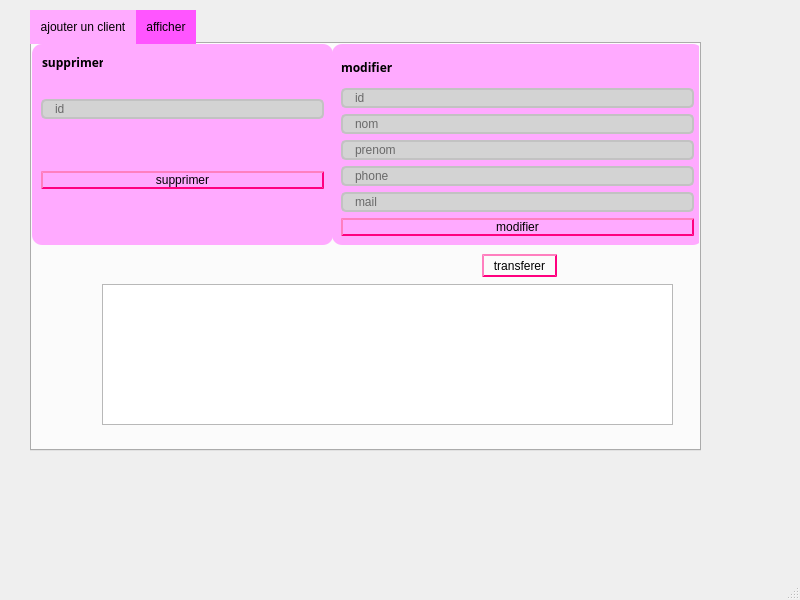
Before: the Qt Designer form mainwindow.ui in nourheneee/Smart_Recruting_Help_Centre_2A20, drawn with Qt 5.
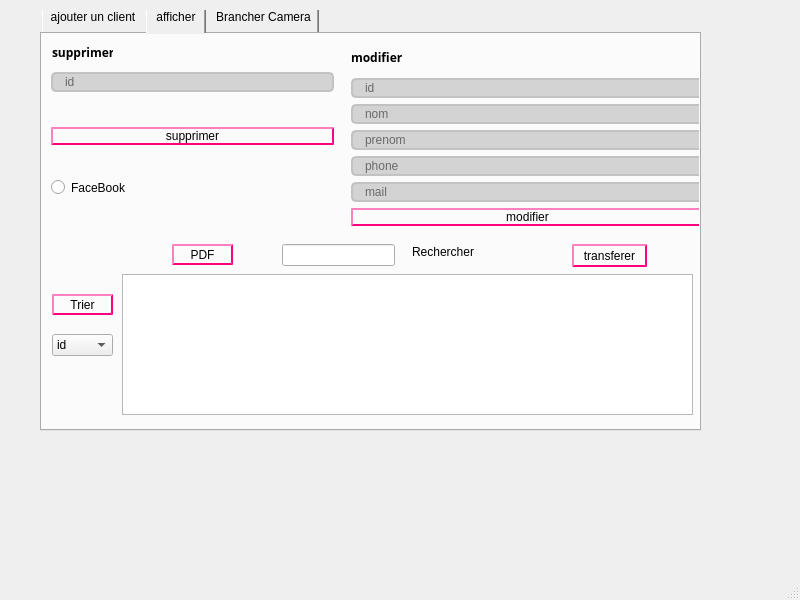
After: the same form once the commit is applied. The open tabs and pages were chosen to show the change.

What changed in the file:
```diff
--- a/mainwindow.ui
+++ b/mainwindow.ui
@@ -70,10 +70,10 @@
      <widget class="QTabWidget" name="tabWidget_client">
       <property name="geometry">
        <rect>
-        <x>0</x>
-        <y>0</y>
-        <width>671</width>
-        <height>441</height>
+        <x>10</x>
+        <y>-10</y>
+        <width>661</width>
+        <height>431</height>
        </rect>
       </property>
       <property name="cursor">
@@ -85,13 +85,12 @@
  }
 
  QTabBar::tab {
-   background-color: rgb(255, 170, 255);
   color: black;
   padding: 10px;
  }
 
  QTabBar::tab:selected {
-background:rgb(255, 85, 255);
+
  }
 QTabBar::tab:hover {
 background-color: rgb(255, 170, 255);
@@ -301,7 +300,7 @@
          </rect>
         </property>
         <property name="styleSheet">
-         <string notr="true">  background:rgb(255, 170, 255);
+         <string notr="true">
 border-radius: 10px;
 </string>
         </property>
@@ -366,6 +365,13 @@
            </property>
           </widget>
          </item>
+         <item>
+          <widget class="QRadioButton" name="radioButton">
+           <property name="text">
+            <string>FaceBook</string>
+           </property>
+          </widget>
+         </item>
         </layout>
        </widget>
        <widget class="QFrame" name="frame_3">
@@ -378,7 +384,7 @@
          </rect>
         </property>
         <property name="styleSheet">
-         <string notr="true">  background:rgb(255, 170, 255);
+         <string notr="true">
 border-radius: 10px;
 </string>
         </property>
@@ -549,7 +555,7 @@
        <widget class="QTableView" name="tableView_client">
         <property name="geometry">
          <rect>
-          <x>70</x>
+          <x>80</x>
           <y>240</y>
           <width>571</width>
           <height>141</height>
@@ -638,7 +644,7 @@
        <widget class="QPushButton" name="transferer">
         <property name="geometry">
          <rect>
-          <x>450</x>
+          <x>530</x>
           <y>210</y>
           <width>75</width>
           <height>23</height>
@@ -697,6 +703,157 @@
          <string>supprimer</string>
         </property>
        </widget>
+       <widget class="QPushButton" name="pb_trier">
+        <property name="geometry">
+         <rect>
+          <x>10</x>
+          <y>260</y>
+          <width>61</width>
+          <height>21</height>
+         </rect>
+        </property>
+        <property name="styleSheet">
+         <string notr="true">QPushButton {
+color: #FFFFF;
+border: 2px solid #ff007f;
+border-radius: 20px;
+border-style: outset;
+background: qradialgradient(
+cx: 0.3, cy: -0.4, fx: 0.3, fy: -0.4,
+radius: 1.35, stop: 0 #fff, stop: 1 #fff
+);
+padding: 0.3rem 0.2rem;
+}
+
+QPushButton:hover {
+background: qradialgradient(
+cx: 0.3, cy: -0.4, fx: 0.3, fy: -0.4,
+radius: 1.35, stop: 0 #fff, stop: 1 #bbb
+);
+ 
+    background-color:#FE7F9C	;
+    border-radius: 15px;
+}</string>
+        </property>
+        <property name="text">
+         <string>Trier</string>
+        </property>
+       </widget>
+       <widget class="QPushButton" name="pb_PDF">
+        <property name="geometry">
+         <rect>
+          <x>130</x>
+          <y>210</y>
+          <width>61</width>
+          <height>21</height>
+         </rect>
+        </property>
+        <property name="styleSheet">
+         <string notr="true">QPushButton {
+color: #FFFFF;
+border: 2px solid #ff007f;
+border-radius: 20px;
+border-style: outset;
+background: qradialgradient(
+cx: 0.3, cy: -0.4, fx: 0.3, fy: -0.4,
+radius: 1.35, stop: 0 #fff, stop: 1 #fff
+);
+padding: 0.3rem 0.2rem;
+}
+
+QPushButton:hover {
+background: qradialgradient(
+cx: 0.3, cy: -0.4, fx: 0.3, fy: -0.4,
+radius: 1.35, stop: 0 #fff, stop: 1 #bbb
+);
+ 
+    background-color:#FE7F9C	;
+    border-radius: 15px;
+}</string>
+        </property>
+        <property name="text">
+         <string>PDF</string>
+        </property>
+       </widget>
+       <widget class="QComboBox" name="comboBoxTri">
+        <property name="geometry">
+         <rect>
+          <x>10</x>
+          <y>300</y>
+          <width>61</width>
+          <height>22</height>
+         </rect>
+        </property>
+        <item>
+         <property name="text">
+          <string>id</string>
+         </property>
+        </item>
+        <item>
+         <property name="text">
+          <string>prenom</string>
+         </property>
+        </item>
+        <item>
+         <property name="text">
+          <string>nom</string>
+         </property>
+        </item>
+       </widget>
+       <widget class="QLineEdit" name="lineEdit">
+        <property name="geometry">
+         <rect>
+          <x>240</x>
+          <y>210</y>
+          <width>113</width>
+          <height>22</height>
+         </rect>
+        </property>
+       </widget>
+       <widget class="QLabel" name="label">
+        <property name="geometry">
+         <rect>
+          <x>370</x>
+          <y>210</y>
+          <width>91</width>
+          <height>16</height>
+         </rect>
+        </property>
+        <property name="text">
+         <string>Rechercher</string>
+        </property>
+       </widget>
+      </widget>
+      <widget class="QWidget" name="tab_4">
+       <attribute name="title">
+        <string>Brancher Camera</string>
+       </attribute>
+       <layout class="QVBoxLayout" name="verticalLayout_2">
+        <item>
+         <widget class="QPushButton" name="pb_options">
+          <property name="text">
+           <string>Options</string>
+          </property>
+         </widget>
+        </item>
+        <item>
+         <widget class="QScrollArea" name="scrollArea">
+          <property name="widgetResizable">
+           <bool>true</bool>
+          </property>
+          <widget class="QWidget" name="scrollAreaWidgetContents">
+           <property name="geometry">
+            <rect>
+             <x>0</x>
+             <y>0</y>
+             <width>635</width>
+             <height>336</height>
+            </rect>
+           </property>
+          </widget>
+         </widget>
+        </item>
+       </layout>
       </widget>
      </widget>
     </widget>
```
Left out of the diff: 5 changed lines with no effect on the pictures.
